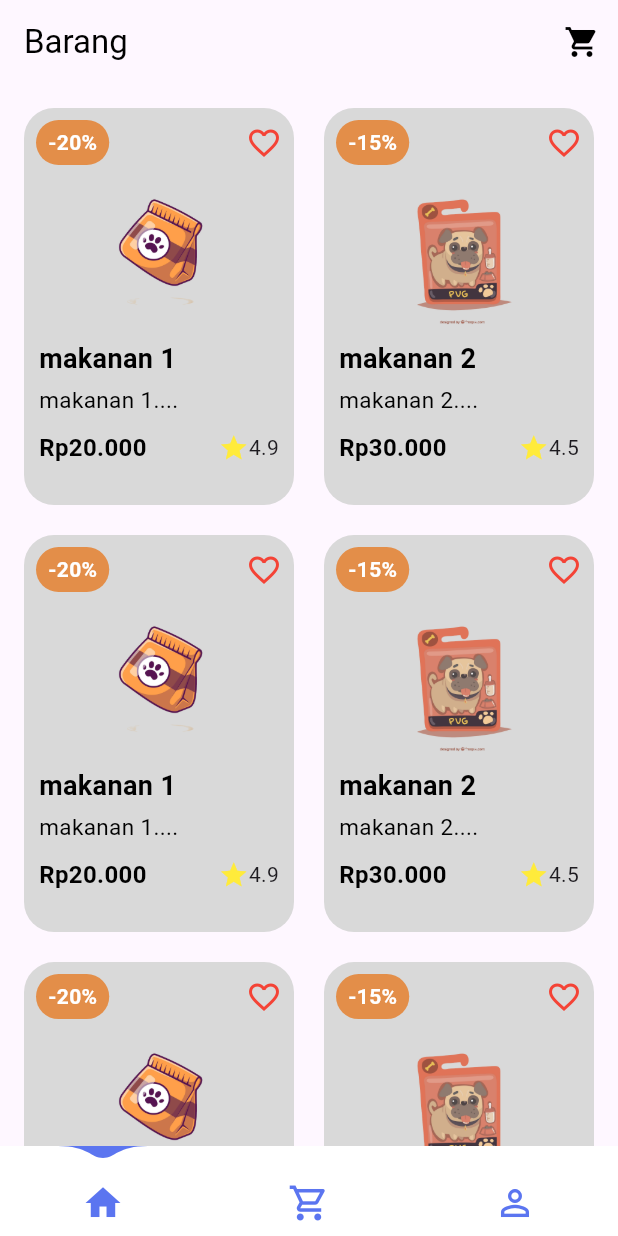
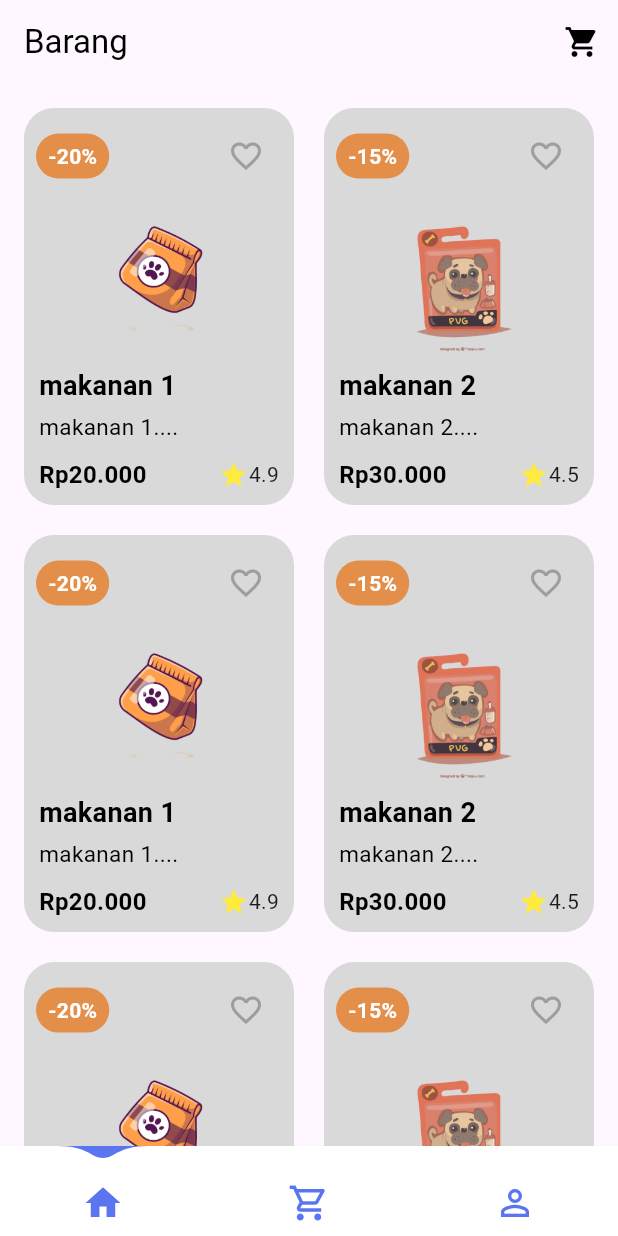
Before and after one commit to radalutfi/e-commerce, a Flutter app: the ItemWidget screen opened directly, on a phone screen of 412 x 824 dp. Run offline on Flutter 3.47's test engine with Material 3 defaults, Android fonts, the phone set to English and light mode, and no system bars; drawn by our look-alikes of water_drop_nav_bar; missing offline and left inert: status_alert.

Commit message:
Initial commit or your message here

```diff
--- a/lib/dashboard.dart
+++ b/lib/dashboard.dart
@@ -1,6 +1,6 @@
 import 'package:flutter/material.dart';
-import 'package:project_mobile/detail.dart';
 import 'package:project_mobile/keranjang.dart';
+import 'package:project_mobile/produk.dart';
 import 'package:project_mobile/profil.dart';
 import 'package:water_drop_nav_bar/water_drop_nav_bar.dart';
 
@@ -178,119 +178,3 @@ class Produk {
     required this.diskon,
   });
 }
-
-class ProdukCard extends StatelessWidget {
-  final Produk produk;
-
-  const ProdukCard({super.key, required this.produk});
-
-  @override
-  Widget build(BuildContext context) {
-    return Container(
-      decoration: BoxDecoration(
-        color: const Color(0xffD9D9D9),
-        borderRadius: BorderRadius.circular(20),
-      ),
-      child: Column(
-        children: [
-          Padding(
-            padding: const EdgeInsets.all(8.0),
-            child: Row(
-              mainAxisAlignment: MainAxisAlignment.spaceBetween,
-              children: [
-                Container(
-                  padding: const EdgeInsets.symmetric(
-                      vertical: 5.0, horizontal: 8.0),
-                  decoration: BoxDecoration(
-                    color: const Color(0xffE38E49),
-                    borderRadius: BorderRadius.circular(20),
-                  ),
-                  child: Text(
-                    "-${produk.diskon}%",
-                    style: const TextStyle(
-                      fontSize: 14,
-                      color: Colors.white,
-                      fontWeight: FontWeight.bold,
-                    ),
-                  ),
-                ),
-                const Icon(
-                  Icons.favorite_border,
-                  color: Colors.red,
-                ),
-              ],
-            ),
-          ),
-          InkWell(
-            onTap: () {
-              Navigator.push(
-                context,
-                MaterialPageRoute(
-                    builder: (context) => DetailProduk(produk: produk)),
-              );
-            },
-            child: Image.asset(
-              produk.gambar,
-              height: 100,
-              width: 100,
-              fit: BoxFit.cover,
-            ),
-          ),
-          Padding(
-            padding: const EdgeInsets.only(top: 8.0, left: 10),
-            child: Align(
-              alignment: Alignment.centerLeft,
-              child: Text(
-                produk.nama,
-                style: const TextStyle(
-                  fontSize: 18,
-                  color: Colors.black,
-                  fontWeight: FontWeight.bold,
-                ),
-              ),
-            ),
-          ),
-          Padding(
-            padding: const EdgeInsets.only(top: 4.0, left: 10),
-            child: Align(
-              alignment: Alignment.centerLeft,
-              child: Text(
-                produk.deskripsi,
-                style: const TextStyle(
-                  fontSize: 15,
-                  color: Colors.black,
-                ),
-              ),
-            ),
-          ),
-          Padding(
-            padding: const EdgeInsets.only(top: 10, left: 10, right: 10),
-            child: Row(
-              mainAxisAlignment: MainAxisAlignment.spaceBetween,
-              children: [
-                Text(
-                  "Rp${produk.harga}",
-                  style: const TextStyle(
-                    fontSize: 16,
-                    fontWeight: FontWeight.bold,
-                    color: Colors.black,
-                  ),
-                ),
-                Row(
-                  children: [
-                    const Icon(
-                      Icons.star,
-                      color: Colors.yellow,
-                      size: 20,
-                    ),
-                    Text(produk.rating)
-                  ],
-                ),
-              ],
-            ),
-          ),
-        ],
-      ),
-    );
-  }
-}
--- a/lib/main.dart
+++ b/lib/main.dart
@@ -1,5 +1,5 @@
 import 'package:flutter/material.dart';
-import 'package:project_mobile/keranjang.dart';
+import 'package:project_mobile/login.dart';
 
 void main() {
   runApp(const MyApp());
@@ -15,7 +15,7 @@ class MyApp extends StatelessWidget {
         colorScheme: ColorScheme.fromSeed(seedColor: Colors.deepPurple),
         useMaterial3: true,
       ),
-      home: Keranjang(),
+      home: LoginPage(),
     );
   }
 }
--- /dev/null
+++ b/lib/produk.dart
@@ -0,0 +1,134 @@
+import 'package:flutter/material.dart';
+import 'package:project_mobile/dashboard.dart';
+import 'package:project_mobile/detail.dart';
+
+class ProdukCard extends StatefulWidget {
+  final Produk produk;
+
+  const ProdukCard({super.key, required this.produk});
+
+  @override
+  State<ProdukCard> createState() => _ProdukCardState();
+}
+
+class _ProdukCardState extends State<ProdukCard> {
+  bool isLiked = false; // Variabel untuk menyimpan status disukai
+
+  @override
+  Widget build(BuildContext context) {
+    return Container(
+      decoration: BoxDecoration(
+        color: const Color(0xffD9D9D9),
+        borderRadius: BorderRadius.circular(20),
+      ),
+      child: Column(
+        children: [
+          Padding(
+            padding: const EdgeInsets.all(8.0),
+            child: Row(
+              mainAxisAlignment: MainAxisAlignment.spaceBetween,
+              children: [
+                Container(
+                  padding: const EdgeInsets.symmetric(
+                      vertical: 5.0, horizontal: 8.0),
+                  decoration: BoxDecoration(
+                    color: const Color(0xffE38E49),
+                    borderRadius: BorderRadius.circular(20),
+                  ),
+                  child: Text(
+                    "-${widget.produk.diskon}%",
+                    style: const TextStyle(
+                      fontSize: 14,
+                      color: Colors.white,
+                      fontWeight: FontWeight.bold,
+                    ),
+                  ),
+                ),
+                // Tombol love (ikon hati)
+                IconButton(
+                  icon: Icon(
+                    isLiked ? Icons.favorite : Icons.favorite_border,
+                    color: isLiked ? Colors.red : Colors.grey,
+                  ),
+                  onPressed: () {
+                    setState(() {
+                      isLiked = !isLiked; // Toggle status isLiked
+                    });
+                  },
+                ),
+              ],
+            ),
+          ),
+          InkWell(
+            onTap: () {
+              Navigator.push(
+                context,
+                MaterialPageRoute(
+                    builder: (context) => DetailProduk(produk: widget.produk)),
+              );
+            },
+            child: Image.asset(
+              widget.produk.gambar,
+              height: 100,
+              width: 100,
+              fit: BoxFit.cover,
+            ),
+          ),
+          Padding(
+            padding: const EdgeInsets.only(top: 8.0, left: 10),
+            child: Align(
+              alignment: Alignment.centerLeft,
+              child: Text(
+                widget.produk.nama,
+                style: const TextStyle(
+                  fontSize: 18,
+                  color: Colors.black,
+                  fontWeight: FontWeight.bold,
+                ),
+              ),
+            ),
+          ),
+          Padding(
+            padding: const EdgeInsets.only(top: 4.0, left: 10),
+            child: Align(
+              alignment: Alignment.centerLeft,
+              child: Text(
+                widget.produk.deskripsi,
+                style: const TextStyle(
+                  fontSize: 15,
+                  color: Colors.black,
+                ),
+              ),
+            ),
+          ),
+          Padding(
+            padding: const EdgeInsets.only(top: 10, left: 10, right: 10),
+            child: Row(
+              mainAxisAlignment: MainAxisAlignment.spaceBetween,
+              children: [
+                Text(
+                  "Rp${widget.produk.harga}",
+                  style: const TextStyle(
+                    fontSize: 16,
+                    fontWeight: FontWeight.bold,
+                    color: Colors.black,
+                  ),
+                ),
+                Row(
+                  children: [
+                    const Icon(
+                      Icons.star,
+                      color: Colors.yellow,
+                      size: 20,
+                    ),
+                    Text(widget.produk.rating)
+                  ],
+                ),
+              ],
+            ),
+          ),
+        ],
+      ),
+    );
+  }
+}
```
